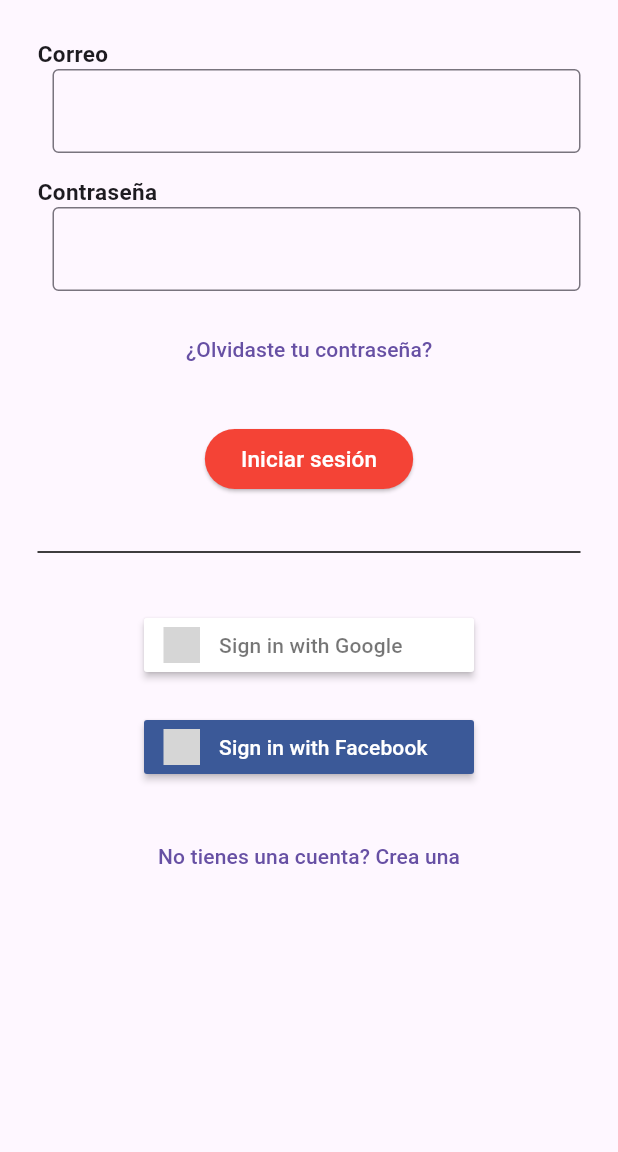
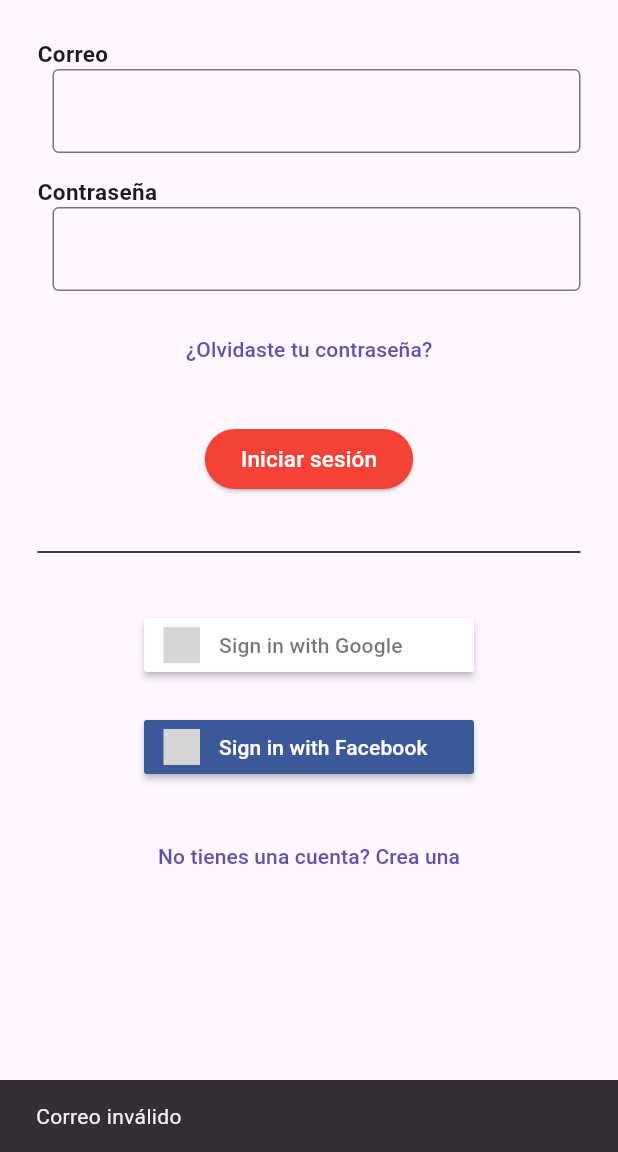
Before and after one commit to udev-it/zagoom, a Flutter app: the Inicio screen opened directly, after a tap on "Iniciar sesión", on a phone screen of 412 x 824 dp, the part 84-1236 px from its top. Run offline on Flutter 3.47's test engine with Material 3 defaults, Android fonts, the phone set to English and light mode, and no system bars; our stand-ins replace flutter_signin_button; grey boxes are pictures that could not be loaded.

Commit message:
actualizacion inicio sesion

```diff
--- a/lib/elementos/InicioSesion/inicio.dart
+++ b/lib/elementos/InicioSesion/inicio.dart
@@ -1,21 +1,91 @@
+import 'dart:convert';
 import 'package:app_zagoom/elementos/InicioSesion/paginaprincipal.dart';
 import 'package:flutter/material.dart';
 import 'package:flutter_signin_button/flutter_signin_button.dart';
+import 'package:http/http.dart' as http;
 
-//import 'package:mysql1/mysql1.dart';
 
-class Inicio extends StatefulWidget{
+class Inicio extends StatefulWidget {
   const Inicio({super.key});
+
   @override
-  State<Inicio> createState()=>_InicioState();
+  State<Inicio> createState() => _InicioState();
 }
 
-class _InicioState  extends State<Inicio>{
+class _InicioState extends State<Inicio> {
   final TextEditingController _correoTelefonoController = TextEditingController();
-  final TextEditingController _contrasenaController = TextEditingController();
- final RegExp reMedio = RegExp(r'^[^@\s]+@[^@\s]+\.[^@\s]+$');
- final RegExp contra=RegExp(r'^(?=\w*\d)(?=\w*[A-Z])(?=\w*[a-z])\S{8}$');
+  final TextEditingController _passwordController = TextEditingController();
+  final RegExp reMedio = RegExp(r'^[^@\s]+@[^@\s]+\.[^@\s]+$');//correo
+  final RegExp contra = RegExp(r'^(?=\w*\d)(?=\w*[A-Z])(?=\w*[a-z])\S{8,}$');//contraseña
 
+  Future<void> _login() async {
+    if (!_validateInputs()) return;
+
+    const String apiUrl = 'https://glorious-sparkle-development.up.railway.app/zagoom/login';
+    final Map<String, String> data = {
+      'correo': _correoTelefonoController.text,
+      'password': _passwordController.text,
+    };
+
+    try {
+      final response = await http.post(
+        Uri.parse(apiUrl),
+        headers: {'Content-Type': 'application/json'},
+        body: json.encode(data),
+      );
+
+      print('Response status: ${response.statusCode}');
+      print('Response body: ${response.body}');
+
+      if (response.statusCode == 200) {
+        final Map<String, dynamic> userData = json.decode(response.body);
+
+        if (userData['correo'] == _correoTelefonoController.text &&
+            userData['password'] == _passwordController.text) {
+          if (mounted) {
+            Navigator.pushReplacement(
+              context,
+              MaterialPageRoute(builder: (context) => const PaginaPrincipal()),
+            );
+          }
+        } else {
+          if (mounted) {
+            ScaffoldMessenger.of(context).showSnackBar(
+              const SnackBar(content: Text('Credenciales incorrectas')),
+            );
+          }
+        }
+      } else {
+        if (mounted) {
+          ScaffoldMessenger.of(context).showSnackBar(
+            const SnackBar(content: Text('Error en la respuesta de la API')),
+          );
+        }
+      }
+    } catch (e) {
+      if (mounted) {
+        ScaffoldMessenger.of(context).showSnackBar(
+          SnackBar(content: Text('Error: $e')),
+        );
+      }
+    }
+  }
+
+  bool _validateInputs() {
+    if (!reMedio.hasMatch(_correoTelefonoController.text)) {
+      ScaffoldMessenger.of(context).showSnackBar(
+        const SnackBar(content: Text('Correo inválido')),
+      );
+      return false;
+    }
+    if (!contra.hasMatch(_passwordController.text)) {
+      ScaffoldMessenger.of(context).showSnackBar(
+        const SnackBar(content: Text('La contraseña debe tener al menos 8 caracteres, una letra mayúscula, una minúscula y un número')),
+      );
+      return false;
+    }
+    return true;
+  }
 
   @override
   Widget build(BuildContext context) {
@@ -30,7 +100,7 @@ class _InicioState  extends State<Inicio>{
             ),
           ),
         ),
-        backgroundColor: const Color.fromARGB(255, 255, 106,106),
+        backgroundColor: const Color.fromARGB(255, 255, 106, 106),
       ),
       body: SingleChildScrollView(
         child: Padding(
@@ -38,28 +108,26 @@ class _InicioState  extends State<Inicio>{
           child: Column(
             mainAxisAlignment: MainAxisAlignment.center,
             children: [
-
               const Row(
-              //mainAxisAlignment: MainAxisAlignment.spaceEvenly,
                 children: [
                   Center(
-
-              child: Text('Correo',style: TextStyle(fontWeight: FontWeight.bold,fontSize: 15),),
+                    child: Text(
+                      'Correo',
+                      style: TextStyle(fontWeight: FontWeight.bold, fontSize: 15),
+                    ),
                   ),
                 ],
               ),
-             Row(//correo/telefono
+              Row(
                 children: [
                   const SizedBox(width: 10),
                   Expanded(
-
                     child: TextField(
                       controller: _correoTelefonoController,
                       decoration: const InputDecoration(
-              //hintText: 'correo/telefono',
                         border: OutlineInputBorder(),
                       ),
-            )
+                    ),
                   ),
                 ],
               ),
@@ -68,24 +136,25 @@ class _InicioState  extends State<Inicio>{
                 mainAxisAlignment: MainAxisAlignment.start,
                 children: [
                   Center(
-                  child: Text('Contraseña',style: TextStyle(fontWeight: FontWeight.bold,fontSize: 15),),
-
+                    child: Text(
+                      'Contraseña',
+                      style: TextStyle(fontWeight: FontWeight.bold, fontSize: 15),
+                    ),
                   ),
                 ],
               ),
               Row(
                 children: [
-                 const SizedBox(width: 10),                             //para ingresar a la pagina principal usar la contraseña ingresar mayusculas y numeros
+                  const SizedBox(width: 10),
                   Expanded(
                     child: TextField(
-                     controller: _contrasenaController,
+                      controller: _passwordController,
                       obscureText: true,
                       decoration: const InputDecoration(
                         border: OutlineInputBorder(),
                       ),
-                  )
-
-                  )
+                    ),
+                  ),
                 ],
               ),
               const SizedBox(height: 15),
@@ -93,31 +162,20 @@ class _InicioState  extends State<Inicio>{
                 onPressed: () {},
                 child: const Text('¿Olvidaste tu contraseña?'),
               ),
-
               const SizedBox(height: 25),
-
               ElevatedButton(
-
-                onPressed:() {
-
-                  if (reMedio.hasMatch(_correoTelefonoController.text)&& contra.hasMatch(_contrasenaController.text)){
-
-                    Navigator.push(context,MaterialPageRoute(builder: (BuildContext contex)=> const PaginaPrincipal()));
-                   /// print('hola');
-                   }
-
-               // print('hola');
-                },
+                onPressed: _login,
                 style: ElevatedButton.styleFrom(
-                  foregroundColor: Colors.white, backgroundColor: Colors.red, // Esto cambiará el color del texto a blanco
+                  foregroundColor: Colors.white,
+                  backgroundColor: Colors.red,
                 ),
-                child: const Text('Iniciar sesión',style: TextStyle(fontSize: 15)),
+                child: const Text('Iniciar sesión', style: TextStyle(fontSize: 15)),
               ),
               const SizedBox(height: 30),
-                const Divider(color: Color.fromRGBO(0, 0, 0, 1)), // Esto dibujará una línea
-                const SizedBox(height:30),
+              const Divider(color: Color.fromRGBO(0, 0, 0, 1)),
+              const SizedBox(height: 30),
               Column(
-           mainAxisAlignment: MainAxisAlignment.center, // Alinea los botones en el centro
+                mainAxisAlignment: MainAxisAlignment.center,
                 children: [
                   SignInButton(
                     Buttons.Google,
@@ -137,10 +195,8 @@ class _InicioState  extends State<Inicio>{
               ),
             ],
           ),
-
         ),
       ),
     );
   }
-
 }
```
Lines whose indentation alone changed are shown as unchanged.
